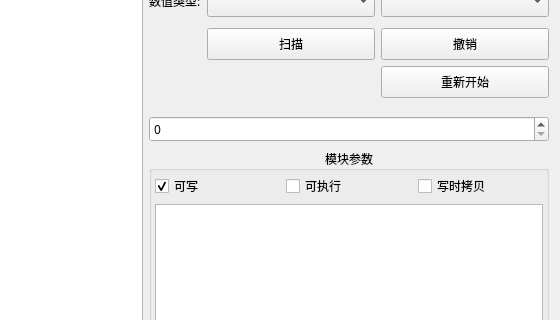
Before: the Qt Designer form src/gui/scan/ScanTabPage.ui in SxyHack/BossEngine, drawn with Qt 5; both pictures show x 465 to 1025 and y 118 to 438 of the 1025 by 668 pixel window.
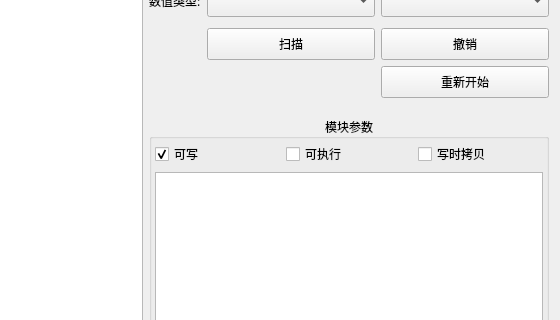
After: the same form once the commit is applied.

Diff of the .ui file:
```diff
--- a/src/gui/scan/ScanTabPage.ui
+++ b/src/gui/scan/ScanTabPage.ui
@@ -430,7 +430,7 @@
         </property>
        </spacer>
       </item>
-      <item row="6" column="0" colspan="2">
+      <item row="5" column="0" colspan="2">
        <widget class="QGroupBox" name="FrameMemory">
         <property name="font">
          <font>
@@ -534,9 +534,6 @@
         </layout>
        </widget>
       </item>
-      <item row="5" column="0" colspan="2">
-       <widget class="QSpinBox" name="spinBox"/>
-      </item>
      </layout>
     </widget>
    </item>
```
